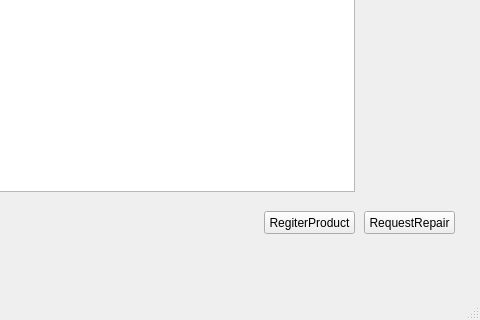
Above: FiveOfRuler/UserWindow.ui from simneol/JuDeP before the change; both pictures show x 326 to 806 and y 328 to 648 of the 806 by 648 pixel window. Below: the same form after it.
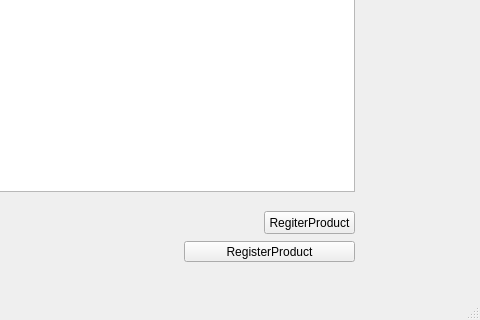
That is the form after the change.

The edit to the form file:
```diff
--- a/FiveOfRuler/UserWindow.ui
+++ b/FiveOfRuler/UserWindow.ui
@@ -53,19 +53,6 @@
      <string>Message</string>
     </property>
    </widget>
-   <widget class="QPushButton" name="RequestRepair">
-    <property name="geometry">
-     <rect>
-      <x>690</x>
-      <y>520</y>
-      <width>91</width>
-      <height>23</height>
-     </rect>
-    </property>
-    <property name="text">
-     <string>RequestRepair</string>
-    </property>
-   </widget>
    <widget class="QPushButton" name="QnA">
     <property name="geometry">
      <rect>
@@ -208,6 +195,19 @@
      <string>여백의 미</string>
     </property>
    </widget>
+   <widget class="QPushButton" name="RegisterProductInformation">
+    <property name="geometry">
+     <rect>
+      <x>510</x>
+      <y>550</y>
+      <width>171</width>
+      <height>21</height>
+     </rect>
+    </property>
+    <property name="text">
+     <string>RegisterProduct</string>
+    </property>
+   </widget>
   </widget>
   <widget class="QMenuBar" name="menubar">
    <property name="geometry">
```
